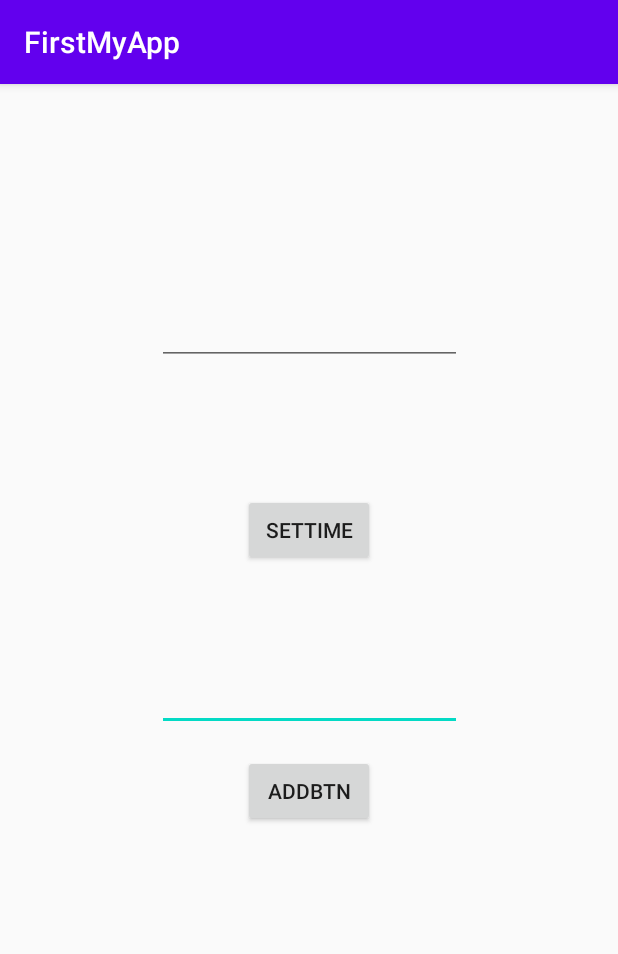
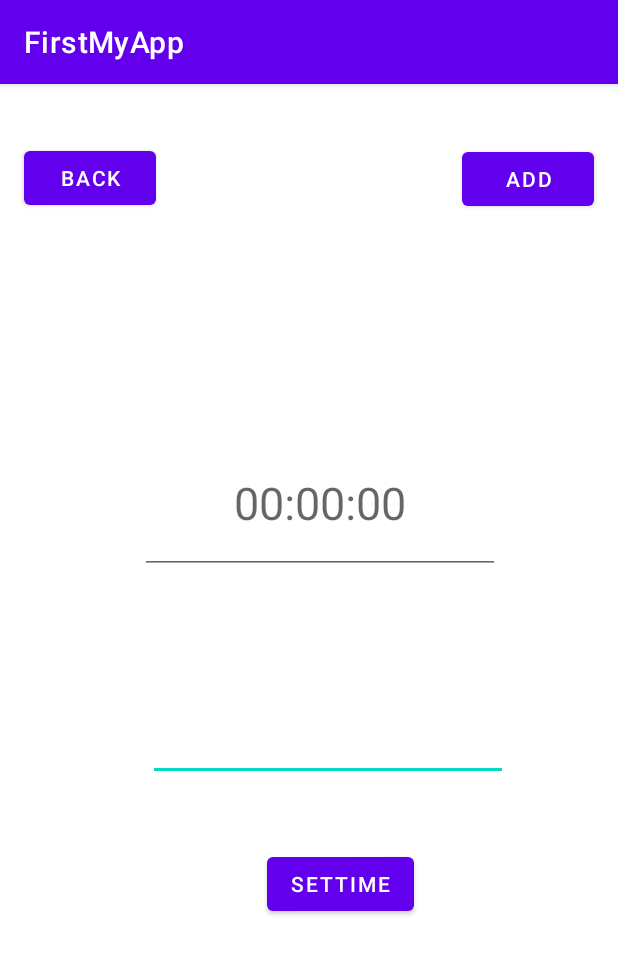
Before and after one commit to GoBeromsu/FirstMyApp, an Android app: the AddActivity screen opened directly, with no data from a screen before it, on a phone screen of 412 x 824 dp. Shown: the top 954 px of the screen. Run offline under Robolectric (Android 15) with nearby library versions, the phone set to English and light mode, and no system bars; libraries missing offline, so code that uses them is left out: com.ikovac.timepickerwithseconds.

Commit message:
material design 변환 중, addTime 화면 00:00:00으로 바꿈

```diff
--- a/app/build.gradle
+++ b/app/build.gradle
@@ -32,6 +32,7 @@ android {
 }
 
 dependencies {
+    api 'com.google.android.material:material:1.1.0-alpha06'
     implementation fileTree(dir: "libs", include: ["*.jar"])
     implementation "org.jetbrains.kotlin:kotlin-stdlib:$kotlin_version"
     implementation 'androidx.core:core-ktx:1.3.1'
@@ -44,6 +45,7 @@ dependencies {
     implementation 'androidx.room:room-runtime:2.2.5'
     implementation 'androidx.room:room-ktx:2.2.1'
     implementation 'com.kovachcode:timePickerWithSeconds:1.0.1'
+    implementation 'com.google.android.material:material:1.2.0'
     kapt "androidx.room:room-compiler:2.2.1"
     testImplementation 'junit:junit:4.12'
     androidTestImplementation 'androidx.test.ext:junit:1.1.1'
--- a/app/src/main/AndroidManifest.xml
+++ b/app/src/main/AndroidManifest.xml
@@ -11,8 +11,7 @@
         android:theme="@style/AppTheme">
         <activity
             android:name=".MainActivity"
-            android:label="@string/app_name"
-            android:theme="@style/AppTheme.NoActionBar">
+            android:label="@string/app_name">
             <intent-filter>
                 <action android:name="android.intent.action.MAIN" />
 
--- a/app/src/main/java/com/myapplication/AddActivity.kt
+++ b/app/src/main/java/com/myapplication/AddActivity.kt
@@ -19,16 +19,16 @@ import java.util.*
 class AddActivity : AppCompatActivity() {
 
 
-
-
     var sumOfTime: Int = 0
     override fun onCreate(savedInstanceState: Bundle?) {
         super.onCreate(savedInstanceState)
         setContentView(R.layout.activity_add)
         getWindow().addFlags(WindowManager.LayoutParams.FLAG_KEEP_SCREEN_ON);
 
-
-        setTimeBtn.setOnClickListener{
+        backBtn.setOnClickListener {
+            finish()
+        }
+        setTimeBtn.setOnClickListener {
 //            addTime.text = Editable.Factory.getInstance().newEditable()
             setTimePicker()
         }
@@ -36,10 +36,10 @@ class AddActivity : AppCompatActivity() {
         addBtn.setOnClickListener {
 
             val replyIntent = Intent()
-            val plan_time = addTime.text
+            val plan_time = sumOfTime
             val plan_content = addContent.text
 
-            if (TextUtils.isEmpty(plan_content) || TextUtils.isEmpty(plan_time)) {
+            if (TextUtils.isEmpty(plan_content) || TextUtils.isEmpty("$plan_time")) {
                 setResult(Activity.RESULT_CANCELED, replyIntent)
             } else {
                 setResult(Activity.RESULT_OK, replyIntent.apply {
@@ -54,21 +54,38 @@ class AddActivity : AppCompatActivity() {
     fun setTimePicker() {
         val timePicker = MyTimePickerDialog(
             this,
-            MyTimePickerDialog.OnTimeSetListener() { timePicker: TimePicker, hoursOfDay: Int, minute: Int, seconds: Int ->
-                sumOfTime=hoursOfDay * 60 * 60 + minute * 60 + seconds
-                addTime.text= Editable.Factory.getInstance().newEditable(sumOfTime.toString())
+            MyTimePickerDialog.OnTimeSetListener() { timePicker: TimePicker, hoursOfDay: Int, minute: Int, second: Int ->
+                sumOfTime = hoursOfDay * 60 * 60 + minute * 60 + second
 
+                var hours = hoursOfDay.toString()
+                var minutes = minute.toString()
+                var seconds = second.toString()
+                if (hoursOfDay < 10) {
+                    hours = "0$hoursOfDay"
+                }
+                if (minute < 10) {
+                    minutes="0$minute"
+                }
+                if (second < 10) {
+                    seconds="0$second"
+                }
 
+                val currentTime = "$hours : $minutes : $seconds"
+
+                addTime.text = Editable.Factory.getInstance().newEditable(currentTime)
+                storeTime(sumOfTime)
             },
             Calendar.HOUR_OF_DAY,
             Calendar.MINUTE,
             Calendar.SECOND,
             true
         )
+        timePicker.show()
+    }
 
-
-        timePicker.show()
-
+    fun storeTime(sumOfTime: Int): Int {
+        this.sumOfTime = sumOfTime
+        return sumOfTime
     }
 
     companion object {
--- a/app/src/main/java/com/myapplication/Database/PlanAdapter.kt
+++ b/app/src/main/java/com/myapplication/Database/PlanAdapter.kt
@@ -64,6 +64,7 @@ class PlanAdapter(val context: Context,listener:ButtonClickListener) :
             content.text = plan.content
 
             timeProgress.setOnTouchListener(OnTouchListener { v, event -> true })
+
             modify.setOnClickListener(View.OnClickListener { v: View? ->
                 ButtonClickListener.deleteBtnClicked(plan)
                 notifyDataSetChanged()
--- a/app/src/main/res/layout/activity_add.xml
+++ b/app/src/main/res/layout/activity_add.xml
@@ -1,6 +1,5 @@
 <?xml version="1.0" encoding="utf-8"?>
-<androidx.constraintlayout.widget.ConstraintLayout
-    xmlns:android="http://schemas.android.com/apk/res/android"
+<androidx.constraintlayout.widget.ConstraintLayout xmlns:android="http://schemas.android.com/apk/res/android"
     xmlns:app="http://schemas.android.com/apk/res-auto"
     xmlns:tools="http://schemas.android.com/tools"
     android:layout_width="match_parent"
@@ -8,43 +7,48 @@
 
     <EditText
         android:id="@+id/addContent"
-        android:layout_width="203dp"
+        android:layout_width="240dp"
         android:layout_height="94dp"
-        android:layout_marginStart="8dp"
+
         android:layout_marginTop="8dp"
-        android:layout_marginEnd="8dp"
         android:layout_marginBottom="8dp"
+        app:layout_constraintBottom_toTopOf="@+id/setTimeBtn"
+        app:layout_constraintEnd_toEndOf="parent"
+        app:layout_constraintHorizontal_bias="0.574"
+        app:layout_constraintStart_toStartOf="parent"
+        app:layout_constraintTop_toBottomOf="@+id/addTime" />
 
-        app:layout_constraintBottom_toTopOf="@+id/addBtn"
-        app:layout_constraintEnd_toEndOf="parent"
-        app:layout_constraintStart_toStartOf="parent"
-        app:layout_constraintTop_toBottomOf="@+id/setTimeBtn" />
-
-    <Button
+    <com.google.android.material.button.MaterialButton
         android:id="@+id/addBtn"
         android:layout_width="wrap_content"
         android:layout_height="wrap_content"
-        android:layout_marginStart="8dp"
-        android:layout_marginTop="8dp"
-        android:layout_marginEnd="8dp"
-        android:layout_marginBottom="8dp"
-        android:text="addBtn"
+        android:layout_marginBottom="32dp"
+        android:text="ADD"
+        android:textAlignment="center"
+        app:layout_constraintBottom_toTopOf="@+id/addTime"
+        app:layout_constraintEnd_toEndOf="parent"
+        app:layout_constraintHorizontal_bias="0.95"
+        app:layout_constraintStart_toStartOf="parent"
+        app:layout_constraintTop_toTopOf="parent"
+        app:layout_constraintVertical_bias="0.256"
 
-        app:layout_constraintBottom_toBottomOf="parent"
-        app:layout_constraintEnd_toEndOf="parent"
-        app:layout_constraintStart_toStartOf="parent"
-        app:layout_constraintTop_toBottomOf="@+id/addContent" />
+
+        />
 
     <EditText
         android:id="@+id/addTime"
-        android:layout_width="203dp"
+        android:layout_width="240dp"
         android:layout_height="94dp"
-        android:layout_marginStart="8dp"
-        android:layout_marginTop="8dp"
-        android:layout_marginEnd="8dp"
+        android:layout_marginTop="196dp"
+        android:hint="00:00:00"
         android:inputType="textNoSuggestions"
-        app:layout_constraintBottom_toTopOf="@+id/setTimeBtn"
+        android:selectAllOnFocus="true"
+        android:singleLine="true"
+        android:textAlignment="center"
+        android:textSize="30sp"
+        app:layout_constraintBottom_toTopOf="@+id/addContent"
         app:layout_constraintEnd_toEndOf="parent"
+        app:layout_constraintHorizontal_bias="0.543"
         app:layout_constraintStart_toStartOf="parent"
         app:layout_constraintTop_toTopOf="parent" />
 
@@ -52,13 +56,24 @@
         android:id="@+id/setTimeBtn"
         android:layout_width="wrap_content"
         android:layout_height="wrap_content"
-        android:layout_marginStart="8dp"
-        android:layout_marginTop="8dp"
-        android:layout_marginEnd="8dp"
-        android:layout_marginBottom="8dp"
         android:text="setTime"
-        app:layout_constraintBottom_toTopOf="@+id/addContent"
+        app:layout_constraintBottom_toBottomOf="parent"
         app:layout_constraintEnd_toEndOf="parent"
+        app:layout_constraintHorizontal_bias="0.566"
         app:layout_constraintStart_toStartOf="parent"
-        app:layout_constraintTop_toBottomOf="@+id/addBtn" />
+        app:layout_constraintTop_toTopOf="parent"
+        app:layout_constraintVertical_bias="0.707" />
+
+    <Button
+        android:id="@+id/backBtn"
+        android:layout_width="wrap_content"
+        android:layout_height="wrap_content"
+        android:layout_marginBottom="32dp"
+        android:text="Back"
+        app:layout_constraintBottom_toBottomOf="parent"
+        app:layout_constraintEnd_toEndOf="@+id/addBtn"
+        app:layout_constraintHorizontal_bias="0.052"
+        app:layout_constraintStart_toStartOf="parent"
+        app:layout_constraintTop_toTopOf="parent"
+        app:layout_constraintVertical_bias="0.056" />
 </androidx.constraintlayout.widget.ConstraintLayout>
--- a/app/src/main/res/layout/activity_main.xml
+++ b/app/src/main/res/layout/activity_main.xml
@@ -4,6 +4,7 @@
     xmlns:tools="http://schemas.android.com/tools"
     android:layout_width="match_parent"
     android:layout_height="match_parent"
+    android:background="#EFEAEA"
     tools:context=".MainActivity">
 
 
--- a/app/src/main/res/values/styles.xml
+++ b/app/src/main/res/values/styles.xml
@@ -1,19 +1,10 @@
 <resources>
     <!-- Base application theme. -->
-    <style name="AppTheme" parent="Theme.AppCompat.Light.DarkActionBar">
+    <style name="AppTheme" parent="Theme.MaterialComponents.DayNight.DarkActionBar">
         <!-- Customize your theme here. -->
         <item name="colorPrimary">@color/colorPrimary</item>
         <item name="colorPrimaryDark">@color/colorPrimaryDark</item>
         <item name="colorAccent">@color/colorAccent</item>
     </style>
 
-    <style name="AppTheme.NoActionBar">
-        <item name="windowActionBar">false</item>
-        <item name="windowNoTitle">true</item>
-    </style>
-
-    <style name="AppTheme.AppBarOverlay" parent="ThemeOverlay.AppCompat.Dark.ActionBar" />
-
-    <style name="AppTheme.PopupOverlay" parent="ThemeOverlay.AppCompat.Light" />
-
 </resources>
--- a/build.gradle
+++ b/build.gradle
@@ -6,7 +6,7 @@ buildscript {
         jcenter()
     }
     dependencies {
-        classpath "com.android.tools.build:gradle:4.0.0"
+        classpath 'com.android.tools.build:gradle:4.0.1'
         classpath "org.jetbrains.kotlin:kotlin-gradle-plugin:$kotlin_version"
 
         // NOTE: Do not place your application dependencies here; they belong
```
Also changed, not shown: app/src/main/res/drawable/button_selector.xml (added, +23 -0 lines), app/src/main/res/layout/listview.xml (+27 -29 lines), app/src/main/res/drawable/baseline_add_alert_black_18dp.png (added), app/src/main/res/drawable/baseline_cached_black_18dp.png (added), app/src/main/res/drawable/baseline_clear_black_18dp.png (added), app/src/main/res/drawable/baseline_play_arrow_black_18dp.png (added), app/src/main/res/drawable/baseline_replay_black_18dp.png (added).
